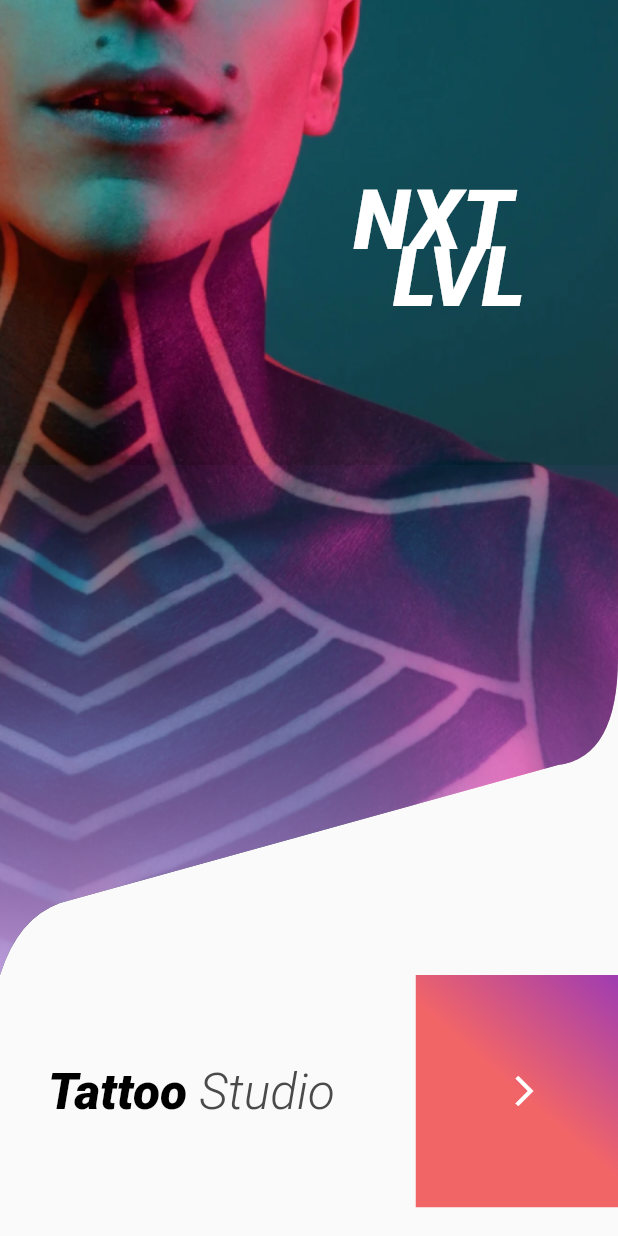
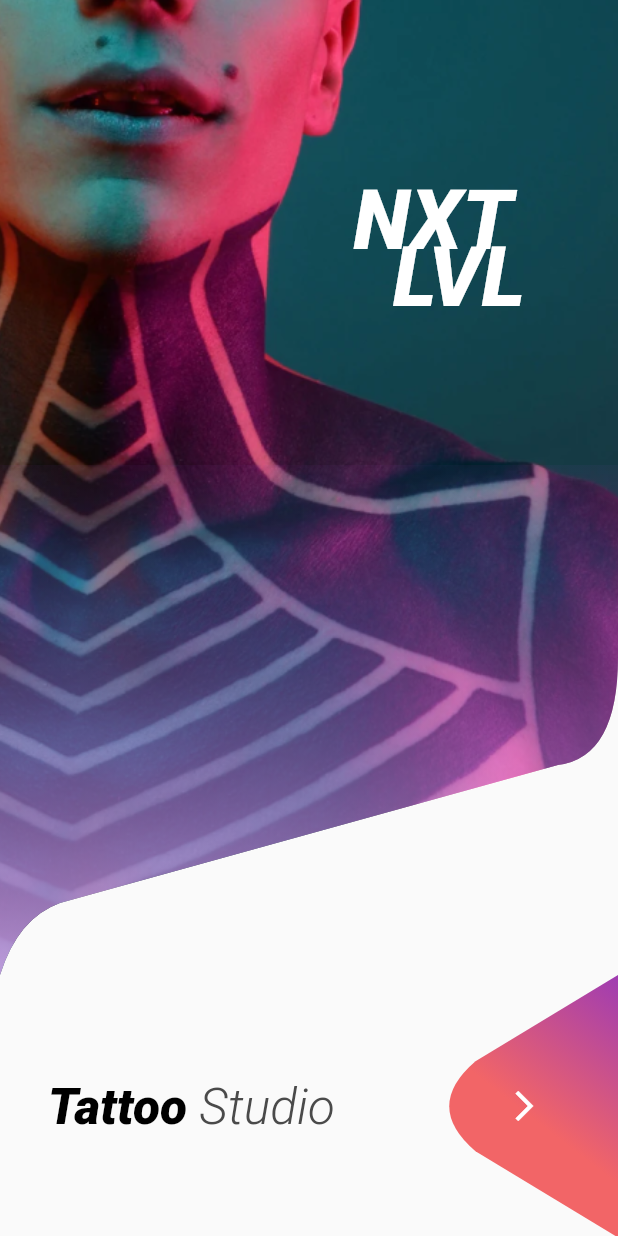
Before and after one commit to Martyniuk/flutter_widgets_lib, a Flutter app: the TattooStudio screen opened directly, on a phone screen of 412 x 824 dp. Run offline on Flutter 3.47's test engine with Material 2 defaults, Android fonts, the light colour scheme and no system bars; our stand-ins replace carousel_slider, font_awesome_flutter; missing offline and left inert: clippy_flutter, gradient_text.

Commit message:
feat: tattoo app, quadraticBizierAdded

```diff
--- a/lib/practice/basic/tattoo_app.dart
+++ b/lib/practice/basic/tattoo_app.dart
@@ -118,7 +118,7 @@ class OnboardingButton extends StatelessWidget {
       clipper: OnboardingButtonClipper(),
       child: Container(
         width: 135,
-        height: 155,
+        height: 175,
         decoration: BoxDecoration(
           gradient: LinearGradient(
             colors: [
@@ -146,12 +146,18 @@ class OnboardingButtonClipper extends CustomClipper<Path> {
   @override
   Path getClip(Size size) {
     Path path = Path();
-    // path.lineTo(size.width, size.width / 3);
-    path.quadraticBezierTo(
-        size.height, size.width - 110, size.height / 2, size.height - 48);
-    // path.lineTo(75, 0);
+    path.moveTo(size.width, size.height);
 
-    // return path;
+    path.lineTo(40, size.height / 2 + 30);
+
+    var controlP1 = Offset(5, size.height / 2);
+    var endP1 = Offset(40, size.height / 2 - 30);
+
+    path.quadraticBezierTo(controlP1.dx, controlP1.dy, endP1.dx, endP1.dy);
+
+    path.lineTo(size.width, 0);
+
+    return path;
   }
 
   @override
```
Also changed, not shown: lib/main.dart (+102 -1 lines).
